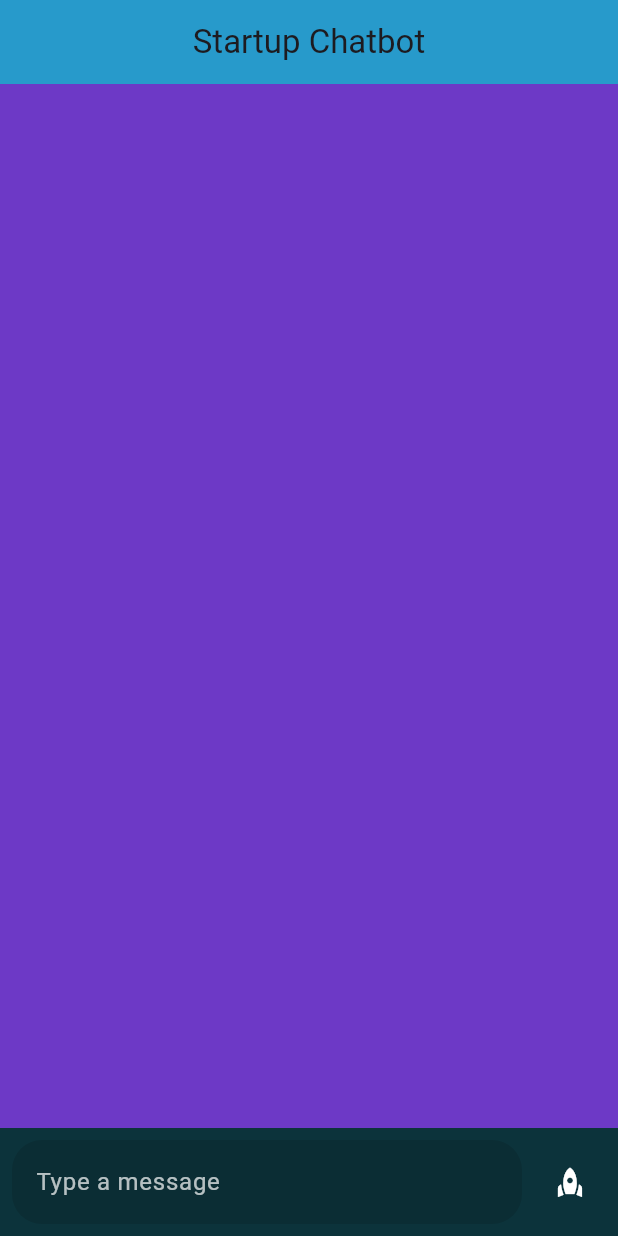
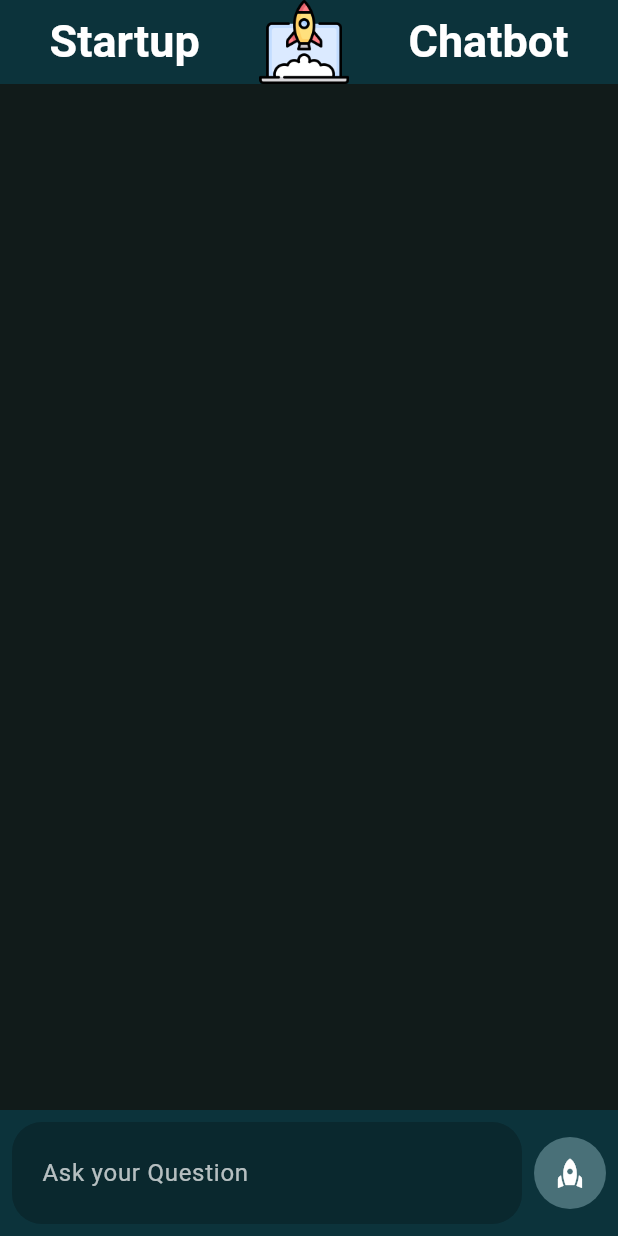
Before and after one commit to youcef-salem/startup_chatbot, a Flutter app: the screen it shows after launch, on a phone screen of 412 x 824 dp. Run offline on Flutter 3.47's test engine with Material 3 defaults, Android fonts, the phone set to English and light mode, and no system bars; our stand-ins replace flutter_chat_types.

Commit message:
changing some ui theme and also name of app and icon with adding internet permision to prepare to the integration of backend and diagflow

```diff
--- a/lib/main.dart
+++ b/lib/main.dart
@@ -10,6 +10,7 @@ class MyApp extends StatelessWidget {
   @override
   Widget build(BuildContext context) {
     return MaterialApp(
+      debugShowCheckedModeBanner: false,
       title: 'Flutter Demo',
       theme: ThemeData(primarySwatch: Colors.blue),
       home: const MyHomePage(),
--- a/lib/screens/home.dart
+++ b/lib/screens/home.dart
@@ -36,6 +36,7 @@ class _MyHomePageState extends State<MyHomePage> {
       });
     });
   }
+
   void _handleSubmit(String text) {
     if (text.trim().isNotEmpty) {
       handlesendpressed(types.PartialText(text: text));
@@ -48,6 +49,7 @@ void _handleSubmit(String text) {
     _textController.dispose(); // Clean up controller
     super.dispose();
   }
+
   @override
   void initState() {
     super.initState();
@@ -58,12 +60,35 @@ void _handleSubmit(String text) {
   Widget build(BuildContext context) {
     return Scaffold(
       appBar: AppBar(
-        title: Text("Startup Chatbot"),
+        title: Row(
+          mainAxisAlignment: MainAxisAlignment.spaceEvenly,
+          children: [
+            Text(
+              'Startup ',
+              style: TextStyle(
+                color: Colors.white,
+                fontWeight: FontWeight.bold,
+                fontSize: 30,
+              ),
+            ),
+
+            Image.asset('assets/startup.png', height: 60, width: 90),
+            Text(
+              ' Chatbot',
+              style: TextStyle(
+                color: Colors.white,
+                fontWeight: FontWeight.bold,
+                fontSize: 30,
+              ),
+            ),
+          ],
+        ),
         centerTitle: true,
-        backgroundColor: Color.fromARGB(255, 39, 154, 203),
+        backgroundColor: Color.fromARGB(255, 12, 51, 59),
       ),
+
       body: Container(
-        color: Color(0xFF6D39C6),
+        color: Color.fromARGB(255, 17, 27, 26),
         child: Column(
           children: [
             Expanded(
@@ -84,7 +109,7 @@ void _handleSubmit(String text) {
                         color:
                             isBot
                                 ? Color.fromARGB(255, 35, 35, 53)
-                                : Colors.white,
+                                : const Color.fromARGB(255, 60, 91, 97),
                         borderRadius: BorderRadius.circular(20),
                       ),
                       child: Row(
@@ -96,7 +121,7 @@ void _handleSubmit(String text) {
                             child: Text(
                               (message as types.TextMessage).text,
                               style: TextStyle(
-                                color: isBot ? Colors.white : Colors.black,
+                                color: isBot ? Colors.white : Colors.white,
                                 fontWeight:
                                     isBot ? FontWeight.normal : FontWeight.bold,
                               ),
@@ -115,18 +140,35 @@ void _handleSubmit(String text) {
               child: Row(
                 children: [
                   Expanded(
+                    child: Container(
+                      constraints: BoxConstraints(
+                        maxHeight: 120, // Maximum height before scrolling
+                        minHeight: 40, // Minimum height
+                      ),
+                      decoration: BoxDecoration(
+                        borderRadius: BorderRadius.circular(20),
+                        color: Colors.black12,
+                      ),
                       child: TextField(
                         style: TextStyle(color: Colors.white),
                         controller: _textController,
+                        maxLines: null, // Allow multiple lines
+                        minLines: 1,
+                        textInputAction: TextInputAction.newline,
                         decoration: InputDecoration(
-                        hintText: 'Type a message',
+                          hintText: 'Ask your Question',
                           hintStyle: TextStyle(color: Colors.white70),
                           border: OutlineInputBorder(
                             borderRadius: BorderRadius.circular(20),
                             borderSide: BorderSide.none,
                           ),
+                          contentPadding: EdgeInsets.symmetric(
+                            horizontal: 16,
+                            vertical: 22,
+                          ),
                           filled: true,
                           fillColor: Colors.black12,
+                          isCollapsed: true,
                         ),
                         onSubmitted: (text) {
                           if (text.trim().isNotEmpty) {
@@ -135,10 +177,17 @@ void _handleSubmit(String text) {
                         },
                       ),
                     ),
+                  ),
                   SizedBox(width: 8),
-                  IconButton(
+                  Container(
+                    decoration: BoxDecoration(
+                      color: Color.fromARGB(255, 73, 112, 120),
+                      shape: BoxShape.circle,
+                    ),
+                    child: IconButton(
                       icon: Icon(Icons.rocket, color: Colors.white),
                       onPressed: () => _handleSubmit(_textController.text),
+                    ),
                   ),
                 ],
               ),
```
Also changed, not shown: pubspec.yaml (+7 -2 lines), assets/startup.png (added), pubspec.lock, 29 other files. Lines whose indentation alone changed are shown as unchanged.
